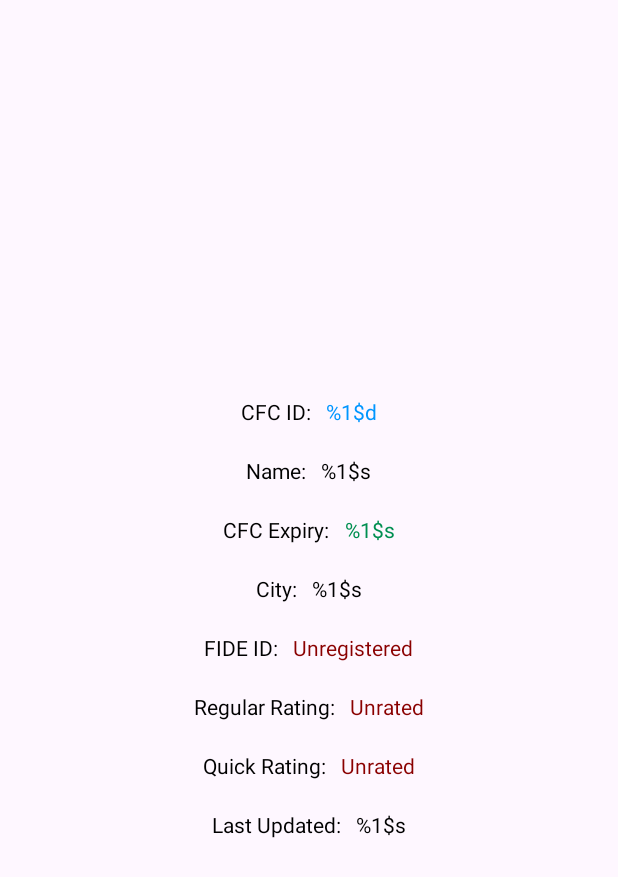
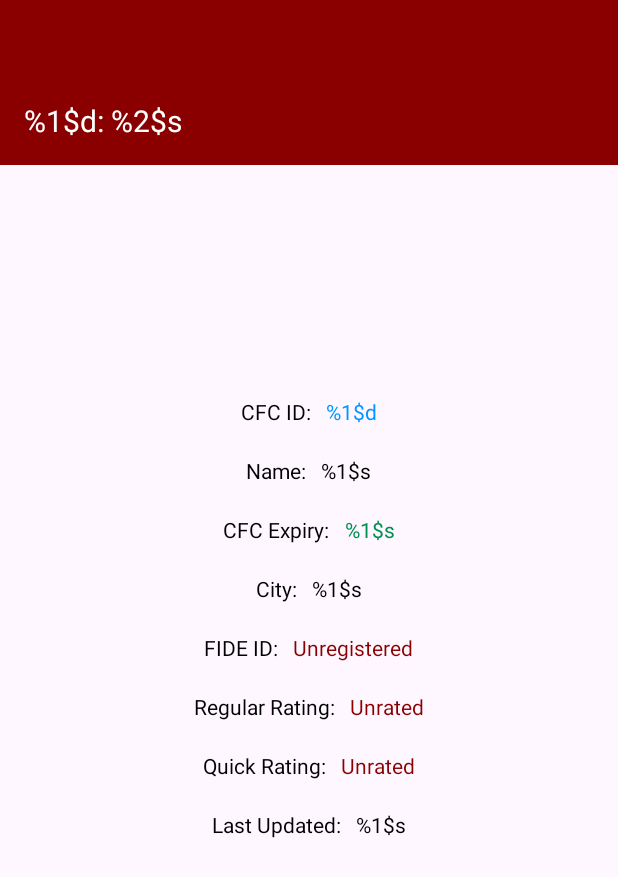
Before and after one commit to TechyScientist/CFCPlayers-Android, an Android app: the PlayerDetailsActivity screen opened directly, with no data from a screen before it, on a phone screen of 412 x 824 dp. Shown: the top 877 px of the screen. Run offline under Robolectric (Android 15) with nearby library versions, the phone set to English and light mode, and no system bars; 11 statements that could not run were skipped.

Commit message:
Add custom toolbar to replace action bar

```diff
--- a/app/src/main/java/net/johnnyconsole/cfcplayers/PlayerDetailsActivity.kt
+++ b/app/src/main/java/net/johnnyconsole/cfcplayers/PlayerDetailsActivity.kt
@@ -22,7 +22,7 @@
         setContentView(binding.root)
 
         player = intent.getSerializableExtra("profile") as Player
-        supportActionBar!!.title = getString(R.string.PlayerDetails, player.cfcId, player.name)
+        binding.title.text = getString(R.string.PlayerDetails, player.cfcId, player.name)
 
         binding.cfcID.text = getString(R.string.placeholderInt, player.cfcId)
         binding.name.text = getString(R.string.placeholderString, player.name)
--- a/app/src/main/res/layout/activity_player_details.xml
+++ b/app/src/main/res/layout/activity_player_details.xml
@@ -5,6 +5,25 @@
     android:layout_width="match_parent"
     android:layout_height="match_parent"
     tools:context=".PlayerDetailsActivity">
+
+    <Toolbar
+        android:layout_width="match_parent"
+        android:layout_height="110dp"
+        android:background="?attr/colorPrimary"
+        android:gravity="bottom"
+        app:layout_constraintStart_toStartOf="parent"
+        app:layout_constraintTop_toTopOf="parent">
+
+        <TextView
+            android:layout_width="wrap_content"
+            android:layout_height="wrap_content"
+            android:id="@+id/title"
+            android:text="@string/PlayerDetails"
+            android:textColor="@color/white"
+            android:textSize="20sp"
+            android:layout_marginBottom="30dp"/>
+
+    </Toolbar>
 
     <androidx.appcompat.widget.LinearLayoutCompat
         android:layout_width="match_parent"
```
